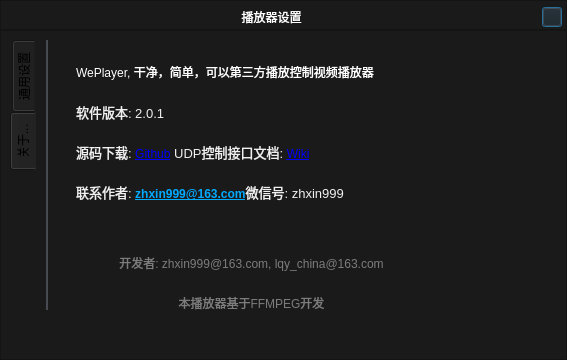
zhxin999/weplayer, file dlgoption.ui: the form before one commit.
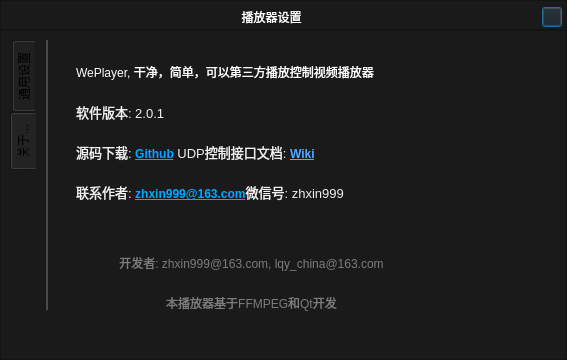
The form after the commit. Icons and pictures are not drawn.

Commit message: 解决关于窗口的bug

The edit to the form file:
```diff
--- a/dlgoption.ui
+++ b/dlgoption.ui
@@ -266,7 +266,7 @@
              <string notr="true"/>
             </property>
             <property name="text">
-             <string>&lt;html&gt;&lt;head/&gt;&lt;body&gt;&lt;p&gt;&lt;span style=&quot; font-size:10pt; color:#f0f0f0;&quot;&gt;源码下载: &lt;/span&gt;&lt;a href=&quot;https://github.com/zhxin999/weplayer&quot;&gt;&lt;span style=&quot; text-decoration: underline; color:#0000ff;&quot;&gt;Github&lt;/span&gt;&lt;/a&gt;&lt;span style=&quot; font-size:10pt; color:#f0f0f0;&quot;&gt;  UDP控制接口文档: &lt;/span&gt;&lt;a href=&quot;https://github.com/zhxin999/weplayer/wiki/UDP%E6%8E%A5%E5%8F%A3%E8%AF%B4%E6%98%8E%E6%96%87%E6%A1%A3&quot;&gt;&lt;span style=&quot; text-decoration: underline; color:#0000ff;&quot;&gt;Wiki&lt;/span&gt;&lt;/a&gt;&lt;/p&gt;&lt;/body&gt;&lt;/html&gt;</string>
+             <string>&lt;html&gt;&lt;head/&gt;&lt;body&gt;&lt;p&gt;&lt;span style=&quot; font-size:10pt; color:#f0f0f0;&quot;&gt;源码下载: &lt;/span&gt;&lt;a href=&quot;https://github.com/zhxin999/weplayer&quot;&gt;&lt;span style=&quot; font-weight:600; text-decoration: underline; color:#00aaff;&quot;&gt;Github&lt;/span&gt;&lt;/a&gt;&lt;span style=&quot; font-size:10pt; color:#f0f0f0;&quot;&gt; UDP控制接口文档: &lt;/span&gt;&lt;a href=&quot;https://github.com/zhxin999/weplayer/wiki/UDP%E6%8E%A5%E5%8F%A3%E8%AF%B4%E6%98%8E%E6%96%87%E6%A1%A3&quot;&gt;&lt;span style=&quot; font-weight:600; text-decoration: underline; color:#55aaff;&quot;&gt;Wiki&lt;/span&gt;&lt;/a&gt;&lt;/p&gt;&lt;/body&gt;&lt;/html&gt;</string>
             </property>
            </widget>
            <widget class="QLabel" name="label_3">
@@ -336,7 +336,7 @@
              <string notr="true">color: rgb(124, 124, 124);</string>
             </property>
             <property name="text">
-             <string>本播放器基于FFMPEG开发</string>
+             <string>本播放器基于FFMPEG和Qt开发</string>
             </property>
             <property name="textFormat">
              <enum>Qt::AutoText</enum>
```
The commit also changes 1 other file.
